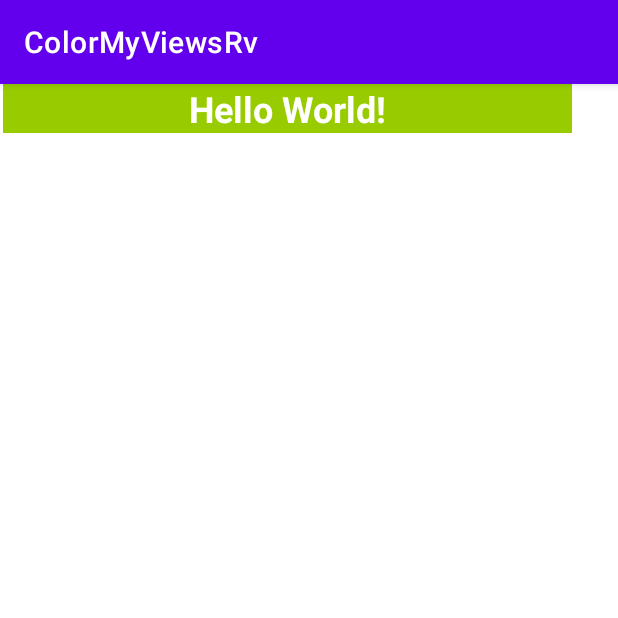
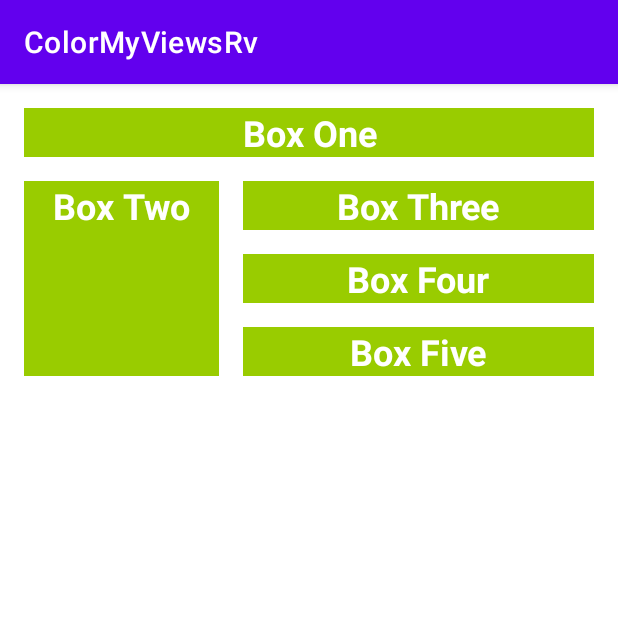
Before and after one commit to Fanadezz/ColorMyViewsRv, an Android app: the screen it shows after launch (MainActivity), on a phone screen of 412 x 824 dp, the top half of it. Run offline under Robolectric (Android 15) with nearby library versions, the phone set to English and light mode, and no system bars; Roboto replaces fonts that are not available here.

Commit message:
Constrain the TextViews

```diff
--- a/app/src/main/res/layout/activity_main.xml
+++ b/app/src/main/res/layout/activity_main.xml
@@ -7,16 +7,69 @@
     tools:context=".MainActivity">
 
     <TextView
-        android:id="@+id/box_one"
-        android:layout_width="379dp"
+        android:id="@+id/box_one_text"
+        style="@style/WhiteBox"
+        android:layout_width="0dp"
         android:layout_height="wrap_content"
-        android:text="Hello World!"
-        app:layout_constraintBottom_toBottomOf="parent"
-        app:layout_constraintHorizontal_bias="0.062"
-        app:layout_constraintLeft_toLeftOf="parent"
-        app:layout_constraintRight_toRightOf="parent"
-        app:layout_constraintTop_toTopOf="parent"
-        app:layout_constraintVertical_bias="0.0"
-        style="@style/WhiteBox" />
+        android:layout_marginStart="16dp"
+        android:layout_marginTop="16dp"
+        android:layout_marginEnd="16dp"
+        android:text="@string/box_1"
+        app:layout_constraintEnd_toEndOf="parent"
+        app:layout_constraintHorizontal_bias="0.5"
+        app:layout_constraintStart_toStartOf="parent"
+        app:layout_constraintTop_toTopOf="parent" />
+
+    <TextView
+        android:id="@+id/box_two_text"
+        style="@style/WhiteBox"
+        android:layout_width="130dp"
+        android:layout_height="130dp"
+        android:layout_marginStart="16dp"
+        android:layout_marginTop="16dp"
+        android:text="@string/box_2"
+        app:layout_constraintStart_toStartOf="parent"
+        app:layout_constraintTop_toBottomOf="@+id/box_one_text" />
+
+    <TextView
+        android:id="@+id/box_four_text"
+        style="@style/WhiteBox"
+        android:layout_width="0dp"
+        android:layout_height="wrap_content"
+        android:layout_marginStart="16dp"
+        android:layout_marginEnd="16dp"
+        android:layout_marginBottom="16dp"
+        android:text="@string/box_4"
+        app:layout_constraintBottom_toTopOf="@+id/box_five_text"
+        app:layout_constraintEnd_toEndOf="parent"
+        app:layout_constraintStart_toEndOf="@+id/box_two_text"
+        app:layout_constraintTop_toBottomOf="@+id/box_three_text" />
+
+    <TextView
+        android:id="@+id/box_five_text"
+        style="@style/WhiteBox"
+        android:layout_width="0dp"
+        android:layout_height="wrap_content"
+        android:layout_marginStart="16dp"
+        android:layout_marginEnd="16dp"
+        android:text="@string/box_5"
+        app:layout_constraintBottom_toBottomOf="@+id/box_two_text"
+        app:layout_constraintEnd_toEndOf="parent"
+        app:layout_constraintStart_toEndOf="@+id/box_two_text"
+        app:layout_constraintTop_toBottomOf="@+id/box_four_text" />
+
+    <TextView
+        android:id="@+id/box_three_text"
+        style="@style/WhiteBox"
+        android:layout_width="0dp"
+        android:layout_height="wrap_content"
+        android:layout_marginStart="16dp"
+        android:layout_marginEnd="16dp"
+        android:layout_marginBottom="16dp"
+        android:text="@string/box_3"
+        app:layout_constraintBottom_toTopOf="@+id/box_four_text"
+        app:layout_constraintEnd_toEndOf="parent"
+        app:layout_constraintStart_toEndOf="@+id/box_two_text"
+        app:layout_constraintTop_toTopOf="@+id/box_two_text" />
 
 </androidx.constraintlayout.widget.ConstraintLayout>
--- a/app/src/main/res/values/strings.xml
+++ b/app/src/main/res/values/strings.xml
@@ -1,4 +1,11 @@
 <resources>
     <string name="app_name">ColorMyViewsRv</string>
     <string name="box_1">Box One</string>
+    <string name="box_2">Box Two</string>
+    <string name="box_3">Box Three</string>
+    <string name="box_4">Box Four</string>
+    <string name="box_5">Box Five </string>
+    <string name="button_red">RED</string>
+    <string name="button_yellow">YELLOW </string>
+    <string name="button_green">GREEN </string>
 </resources>
```
